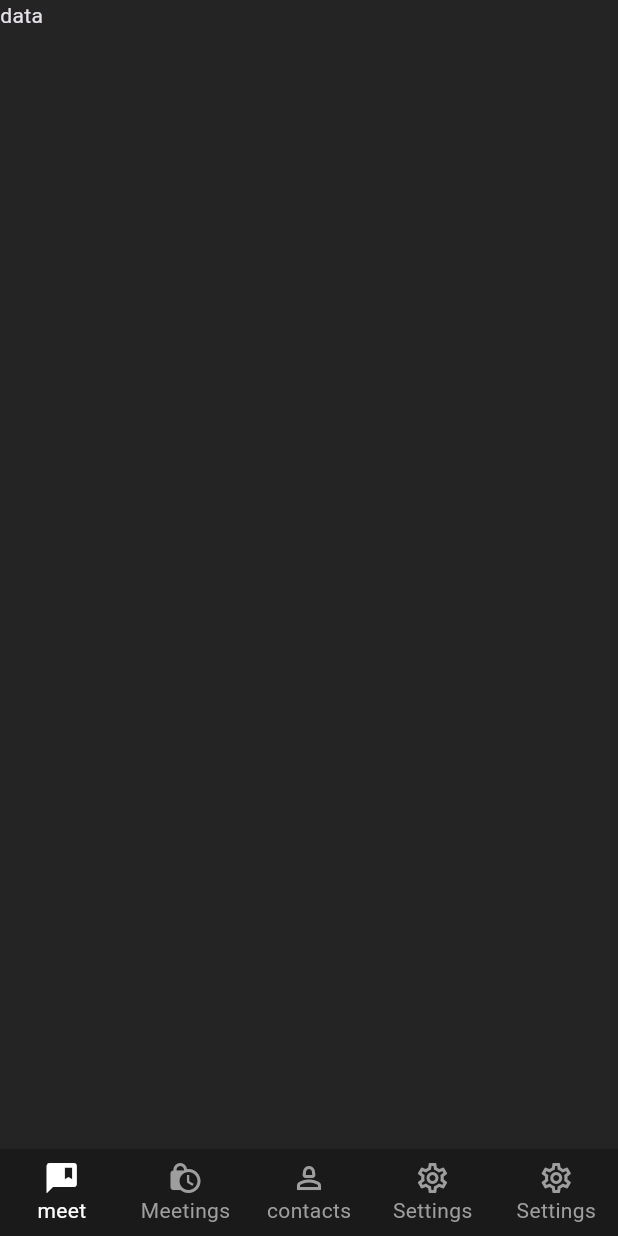
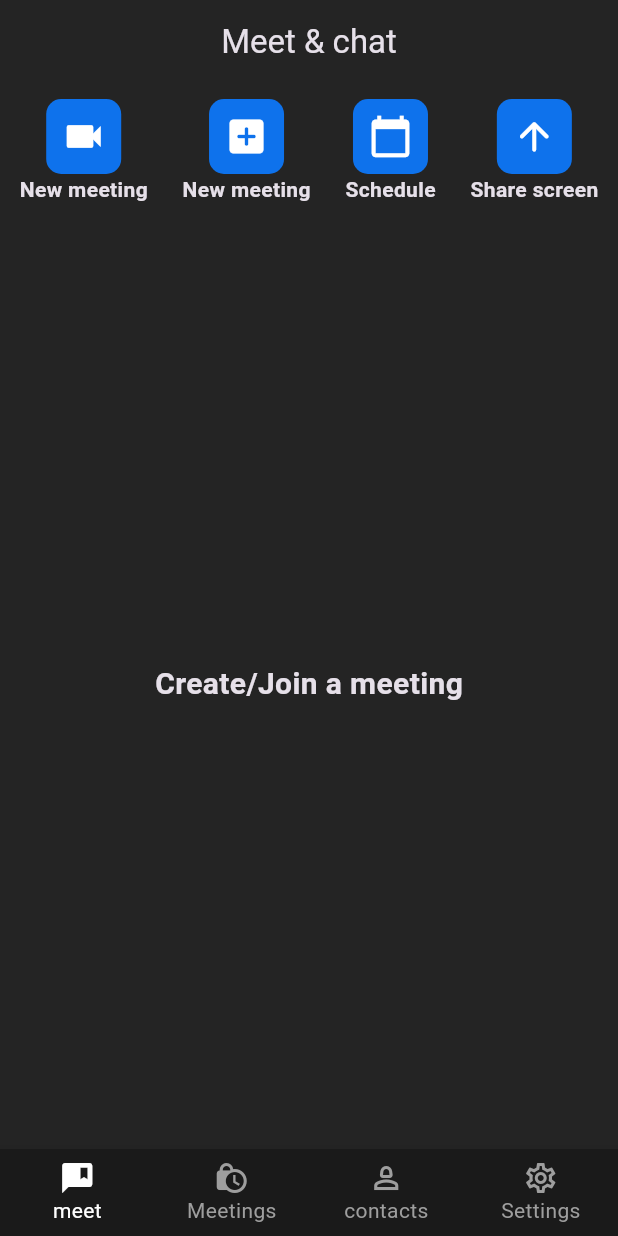
Before and after one commit to otmane-elb/Zoom-clone, a Flutter app: the screen it shows once a user with an empty profile is signed in, on a phone screen of 412 x 824 dp. Run offline on Flutter 3.47's test engine with Material 3 defaults, Android fonts, the phone set to English and light mode, and no system bars; our stand-ins replace cloud_firestore, firebase_auth, firebase_core, google_sign_in; missing offline and left inert: jitsi_meet_wrapper; accounts and stored records are empty; network calls fail.

Commit message:
Added create nw meeting method (jitsi meet)

```diff
--- a/lib/resources/auth_methods.dart
+++ b/lib/resources/auth_methods.dart
@@ -9,6 +9,7 @@ class AuthMethods {
   final FirebaseFirestore _firebaseFirestore = FirebaseFirestore.instance;
 
   Stream<User?> get authChanges => _auth.authStateChanges();
+  User get user => _auth.currentUser!;
 
   Future<bool> signInWithGoogle(BuildContext context) async {
     bool res = false;
--- a/lib/screens/home_screen.dart
+++ b/lib/screens/home_screen.dart
@@ -1,5 +1,9 @@
 import 'package:flutter/material.dart';
+import 'package:zoom_clone/screens/history_mettings_screen.dart';
 import 'package:zoom_clone/utils/colors.dart';
+
+import '../widgets/home_screen_icon.dart';
+import 'meetings_screen.dart';
 
 class HomeScreen extends StatefulWidget {
   const HomeScreen({super.key});
@@ -16,9 +20,24 @@ class _HomeScreenState extends State<HomeScreen> {
     });
   }
 
+  List<Widget> pages = [
+    MeetingsScreen(),
+    HistoryMeeingsScreen(),
+    Text("Contacts"),
+    Text("Settings"),
+  ];
+
   @override
   Widget build(BuildContext context) {
     return Scaffold(
+      appBar: AppBar(
+        elevation: 0,
+        title: const Text(
+          "Meet & chat",
+        ),
+        centerTitle: true,
+        backgroundColor: backgroundColor,
+      ),
       bottomNavigationBar: BottomNavigationBar(
           backgroundColor: footerColor,
           selectedItemColor: Colors.white,
@@ -36,12 +55,8 @@ class _HomeScreenState extends State<HomeScreen> {
                 icon: Icon(Icons.person_2_outlined), label: 'contacts'),
             BottomNavigationBarItem(
                 icon: Icon(Icons.settings_outlined), label: 'Settings'),
-            BottomNavigationBarItem(
-                icon: Icon(Icons.settings_outlined), label: 'Settings'),
           ]),
-      body: const Column(
-        children: [Text("data")],
-      ),
+      body: pages[_page],
     );
   }
 }
--- a/lib/screens/login_screen.dart
+++ b/lib/screens/login_screen.dart
@@ -7,6 +7,7 @@ import '../widgets/custom_button.dart';
 
 class LoginScreen extends StatefulWidget {
   const LoginScreen({super.key});
+
 
   @override
   State<LoginScreen> createState() => _LoginScreenState();
--- /dev/null
+++ b/lib/screens/meetings_screen.dart
@@ -0,0 +1,57 @@
+import 'dart:math';
+
+import 'package:flutter/material.dart';
+import 'package:zoom_clone/resources/jitsi_methods.dart';
+
+import '../widgets/home_screen_icon.dart';
+
+class MeetingsScreen extends StatelessWidget {
+  MeetingsScreen({super.key});
+  final JitsiMethods _jitsiMethods = JitsiMethods();
+  createNewMeeting() async {
+    var random = Random();
+    String roomName = (random.nextInt(100000000) + 10000000).toString();
+    _jitsiMethods.joinMeeting(
+        roomName: roomName, isAudioMuted: true, isVideoMuted: true);
+  }
+
+  @override
+  Widget build(BuildContext context) {
+    return Column(
+      children: [
+        Row(
+          mainAxisAlignment: MainAxisAlignment.spaceEvenly,
+          children: [
+            HomeScreenIcon(
+              onPressed: createNewMeeting,
+              title: 'New meeting',
+              icon: Icons.videocam,
+            ),
+            HomeScreenIcon(
+              onPressed: () {},
+              title: 'New meeting',
+              icon: Icons.add_box_rounded,
+            ),
+            HomeScreenIcon(
+              onPressed: () {},
+              title: 'Schedule',
+              icon: Icons.calendar_today,
+            ),
+            HomeScreenIcon(
+              onPressed: () {},
+              title: 'Share screen',
+              icon: Icons.arrow_upward_rounded,
+            ),
+          ],
+        ),
+        Expanded(
+            child: Center(
+          child: Text(
+            "Create/Join a meeting",
+            style: TextStyle(fontWeight: FontWeight.bold, fontSize: 20),
+          ),
+        ))
+      ],
+    );
+  }
+}
--- a/lib/utils/routes.dart
+++ b/lib/utils/routes.dart
@@ -1,8 +1,10 @@
 import 'package:zoom_clone/screens/home_screen.dart';
+import 'package:zoom_clone/screens/vedio_call_screen.dart';
 
 import '../screens/login_screen.dart';
 
 var routes = {
   '/login': (context) => const LoginScreen(),
   '/home': (context) => const HomeScreen(),
+  '/vedio-call': (context) => const VedioCallScreen(),
 };
--- /dev/null
+++ b/lib/widgets/home_screen_icon.dart
@@ -0,0 +1,41 @@
+import 'package:flutter/material.dart';
+
+import '../utils/colors.dart';
+
+class HomeScreenIcon extends StatelessWidget {
+  const HomeScreenIcon(
+      {super.key,
+      required this.onPressed,
+      required this.title,
+      required this.icon});
+  final VoidCallback onPressed;
+  final String title;
+  final IconData icon;
+  @override
+  Widget build(BuildContext context) {
+    return GestureDetector(
+        onTap: onPressed,
+        child: Padding(
+          padding: const EdgeInsets.symmetric(horizontal: 10, vertical: 10),
+          child: Column(
+            children: [
+              Container(
+                  decoration: BoxDecoration(
+                      color: buttonColor,
+                      borderRadius: BorderRadius.circular(10)),
+                  child: Padding(
+                    padding: const EdgeInsets.all(10.0),
+                    child: Icon(
+                      icon,
+                      size: 30,
+                    ),
+                  )),
+              Text(
+                title,
+                style: TextStyle(fontWeight: FontWeight.bold),
+              )
+            ],
+          ),
+        ));
+  }
+}
--- a/pubspec.yaml
+++ b/pubspec.yaml
@@ -39,6 +39,7 @@ dependencies:
   firebase_auth: ^4.17.8
   firebase_core: ^2.27.0
   google_sign_in: ^6.2.1
+  jitsi_meet_wrapper: ^0.2.0+1
 
 dev_dependencies:
   flutter_test:
```
Also changed, not shown: lib/resources/jitsi_methods.dart (added, +77 -0 lines), lib/screens/history_mettings_screen.dart (added, +10 -0 lines), lib/screens/vedio_call_screen.dart (added, +15 -0 lines), pubspec.lock, 2 other files.
